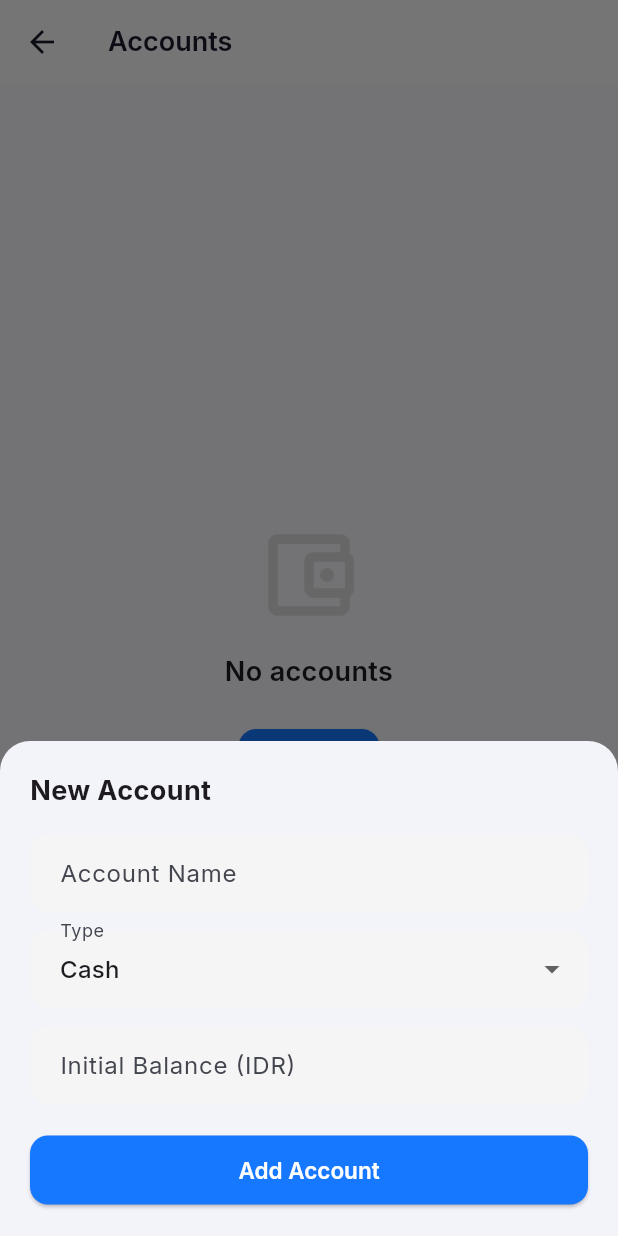
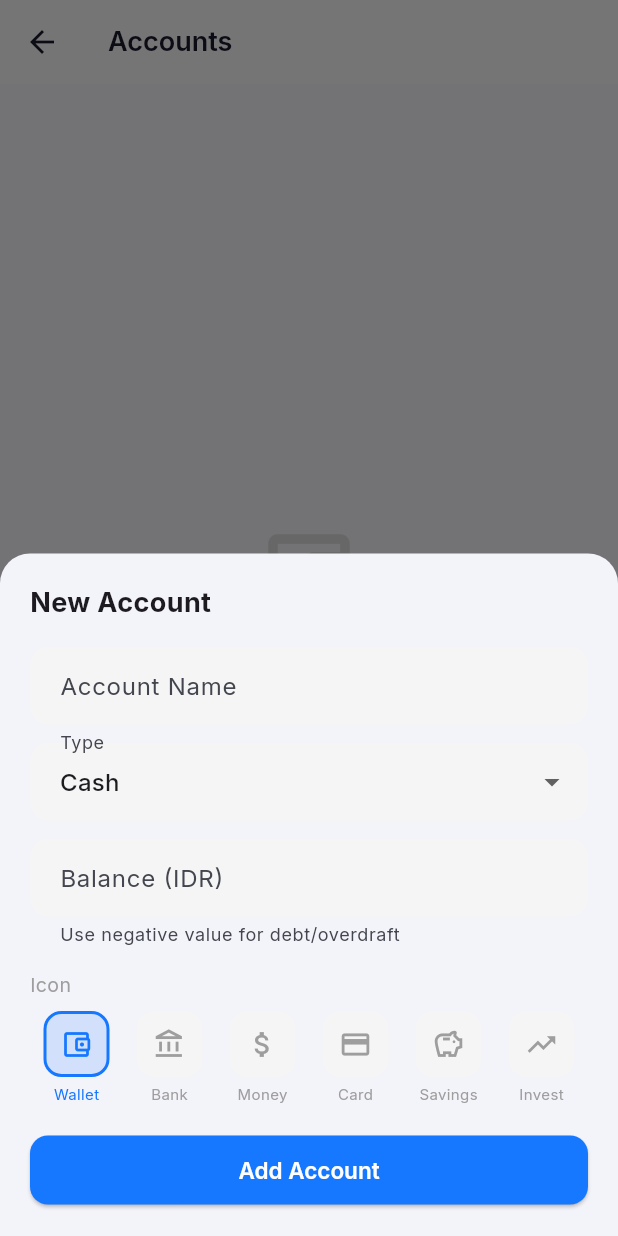
Before and after one commit to randyyuanda/finance-tracker, a Flutter app: the AccountsScreen screen opened directly, after a tap on "Add Account", on a phone screen of 412 x 824 dp. Run offline on Flutter 3.47's test engine with Material 3 defaults, Android fonts, the phone set to English and light mode, and no system bars; our stand-ins replace dio, flutter_local_notifications, flutter_timezone, google_fonts, shared_preferences, timezone; accounts and stored records are empty; network calls fail.

Commit message:
Separate admin broadcasts from user reminders; fix account balance/icons
- Add AdminNotification model (scheduledAt, repeatType, isRead) so admin
  broadcasts never appear in the user reminder list
- Admin broadcast endpoint now creates AdminNotification records instead
  of Reminder records; supports one-time and daily/weekly/monthly repeat
- New GET /api/notifications/admin endpoint: returns unread notifications,
  auto-marks one-time ones as read, keeps repeating ones active
- Admin dashboard form simplified to title + message + schedule + repeat
- Web hook polls admin notifications every minute with repeat-aware isDueNow
- Flutter: scheduleAdmin() uses a separate 'Announcements' channel with
  matchDateTimeComponents for OS-level repeat scheduling
- Account: allow negative balance input for debt/overdraft accounts
- Account: updateAccount now persists balance changes on edit
- Account: icon picker (wallet/bank/money/card/savings/invest) with live
  preview; list tile shows the account's chosen icon

Co-Authored-By: Claude Sonnet 4.6 <noreply@anthropic.com>

```diff
--- a/mobile/lib/core/notifications.dart
+++ b/mobile/lib/core/notifications.dart
@@ -9,6 +9,8 @@ class NotificationService {
 
   static const _channelId = 'fintrack_reminders';
   static const _channelName = 'Reminders';
+  static const _adminChannelId = 'fintrack_admin';
+  static const _adminChannelName = 'Announcements';
 
   static Future<void> initialize() async {
     if (_initialized) return;
@@ -64,6 +66,53 @@ class NotificationService {
     );
   }
 
+  static int _adminNotifId(String id) => ('admin_$id').hashCode.abs();
+
+  static DateTimeComponents? _repeatComponents(String repeatType) {
+    switch (repeatType) {
+      case 'daily':   return DateTimeComponents.time;
+      case 'weekly':  return DateTimeComponents.dayOfWeekAndTime;
+      case 'monthly': return DateTimeComponents.dayOfMonthAndTime;
+      default:        return null;
+    }
+  }
+
+  /// Schedule an admin (broadcast) notification. Does not appear in reminder list.
+  static Future<void> scheduleAdmin({
+    required String id,
+    required String title,
+    String? body,
+    required DateTime scheduledAt,
+    String repeatType = 'none',
+  }) async {
+    if (!_initialized) return;
+
+    final when = tz.TZDateTime.from(scheduledAt, tz.local);
+    // For past one-time notifications skip; repeating ones the OS reschedules to next occurrence
+    if (repeatType == 'none' && when.isBefore(tz.TZDateTime.now(tz.local))) return;
+
+    await _plugin.zonedSchedule(
+      _adminNotifId(id),
+      '📢 $title',
+      body?.isNotEmpty == true ? body : 'Message from FinTrack',
+      when,
+      const NotificationDetails(
+        android: AndroidNotificationDetails(
+          _adminChannelId,
+          _adminChannelName,
+          channelDescription: 'Announcements from FinTrack',
+          importance: Importance.high,
+          priority: Priority.high,
+          playSound: true,
+        ),
+      ),
+      androidScheduleMode: AndroidScheduleMode.exactAllowWhileIdle,
+      uiLocalNotificationDateInterpretation:
+          UILocalNotificationDateInterpretation.absoluteTime,
+      matchDateTimeComponents: _repeatComponents(repeatType),
+    );
+  }
+
   /// Cancel a previously scheduled notification.
   static Future<void> cancel(String id) => _plugin.cancel(_notifId(id));
 
--- a/mobile/lib/screens/accounts/accounts_screen.dart
+++ b/mobile/lib/screens/accounts/accounts_screen.dart
@@ -21,10 +21,24 @@ class _AccountsScreenState extends State<AccountsScreen> {
     WidgetsBinding.instance.addPostFrameCallback((_) => context.read<AccountProvider>().fetchAll());
   }
 
+  static const _iconOptions = [
+    ('wallet', Icons.account_balance_wallet_outlined, 'Wallet'),
+    ('bank', Icons.account_balance_outlined, 'Bank'),
+    ('money', Icons.attach_money, 'Money'),
+    ('credit_card', Icons.credit_card_outlined, 'Card'),
+    ('savings', Icons.savings_outlined, 'Savings'),
+    ('investment', Icons.trending_up, 'Invest'),
+  ];
+
+  static IconData _iconData(String icon) {
+    return _iconOptions.firstWhere((e) => e.$1 == icon, orElse: () => _iconOptions.first).$2;
+  }
+
   void _showForm({Account? account}) {
     final nameCtrl = TextEditingController(text: account?.name);
     final balanceCtrl = TextEditingController(text: account?.balance.toStringAsFixed(0));
     String type = account?.type ?? 'cash';
+    String selectedIcon = account?.icon ?? 'wallet';
     final formKey = GlobalKey<FormState>();
 
     showModalBottomSheet(
@@ -64,9 +78,40 @@ class _AccountsScreenState extends State<AccountsScreen> {
                 const SizedBox(height: 12),
                 TextFormField(
                   controller: balanceCtrl,
-                  keyboardType: TextInputType.number,
-                  inputFormatters: [FilteringTextInputFormatter.digitsOnly],
-                  decoration: const InputDecoration(labelText: 'Initial Balance (IDR)'),
+                  keyboardType: const TextInputType.numberWithOptions(signed: true),
+                  inputFormatters: [FilteringTextInputFormatter.allow(RegExp(r'^-?\d*'))],
+                  decoration: const InputDecoration(
+                    labelText: 'Balance (IDR)',
+                    helperText: 'Use negative value for debt/overdraft',
+                  ),
+                ),
+                const SizedBox(height: 16),
+                const Text('Icon', style: TextStyle(fontSize: 13, color: Colors.grey)),
+                const SizedBox(height: 8),
+                Row(
+                  mainAxisAlignment: MainAxisAlignment.spaceAround,
+                  children: _iconOptions.map((opt) {
+                    final isSelected = selectedIcon == opt.$1;
+                    return GestureDetector(
+                      onTap: () => setLocal(() => selectedIcon = opt.$1),
+                      child: Column(
+                        children: [
+                          Container(
+                            width: 44,
+                            height: 44,
+                            decoration: BoxDecoration(
+                              color: isSelected ? kPrimaryColor.withValues(alpha: 0.15) : Colors.grey.shade100,
+                              borderRadius: BorderRadius.circular(12),
+                              border: isSelected ? Border.all(color: kPrimaryColor, width: 2) : null,
+                            ),
+                            child: Icon(opt.$2, color: isSelected ? kPrimaryColor : Colors.grey.shade500, size: 22),
+                          ),
+                          const SizedBox(height: 4),
+                          Text(opt.$3, style: TextStyle(fontSize: 10, color: isSelected ? kPrimaryColor : Colors.grey)),
+                        ],
+                      ),
+                    );
+                  }).toList(),
                 ),
                 const SizedBox(height: 20),
                 SizedBox(
@@ -78,6 +123,7 @@ class _AccountsScreenState extends State<AccountsScreen> {
                         'name': nameCtrl.text.trim(),
                         'type': type,
                         'balance': double.tryParse(balanceCtrl.text) ?? 0,
+                        'icon': selectedIcon,
                       };
                       final provider = context.read<AccountProvider>();
                       if (account == null) {
@@ -132,8 +178,8 @@ class _AccountsScreenState extends State<AccountsScreen> {
                           leading: Container(
                             width: 44,
                             height: 44,
-                            decoration: BoxDecoration(color: color.withOpacity(0.15), borderRadius: BorderRadius.circular(12)),
-                            child: Icon(Icons.account_balance_wallet_outlined, color: color),
+                            decoration: BoxDecoration(color: color.withValues(alpha: 0.15), borderRadius: BorderRadius.circular(12)),
+                            child: Icon(_iconData(acc.icon), color: color),
                           ),
                           title: Text(acc.name, style: const TextStyle(fontWeight: FontWeight.w600)),
                           subtitle: Text(acc.type, style: TextStyle(color: Colors.grey.shade600, fontSize: 12)),
--- a/mobile/lib/screens/home_screen.dart
+++ b/mobile/lib/screens/home_screen.dart
@@ -29,7 +29,9 @@ class _HomeScreenState extends State<HomeScreen> {
   void initState() {
     super.initState();
     WidgetsBinding.instance.addPostFrameCallback((_) {
-      context.read<ReminderProvider>().fetchAll();
+      final rp = context.read<ReminderProvider>();
+      rp.fetchAll();
+      rp.checkAdminNotifications();
     });
   }
 
```
Also changed, not shown: mobile/lib/providers/reminder_provider.dart (+16 -0 lines), 8 other files.
